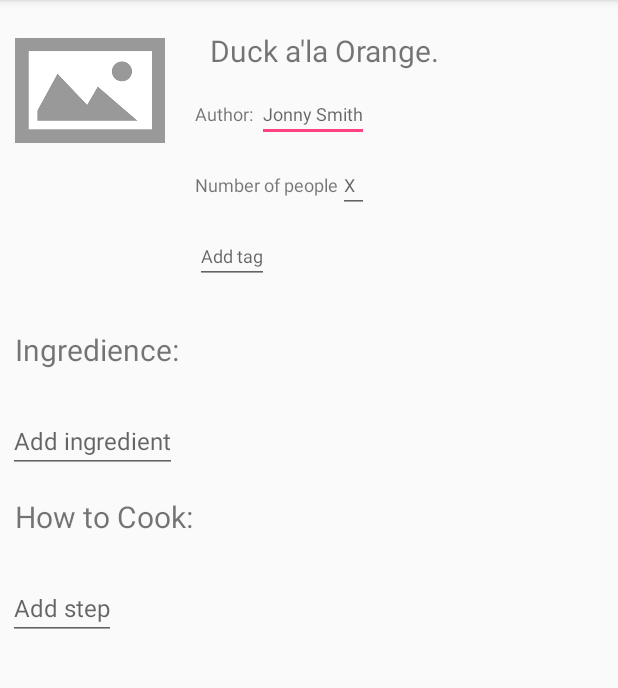
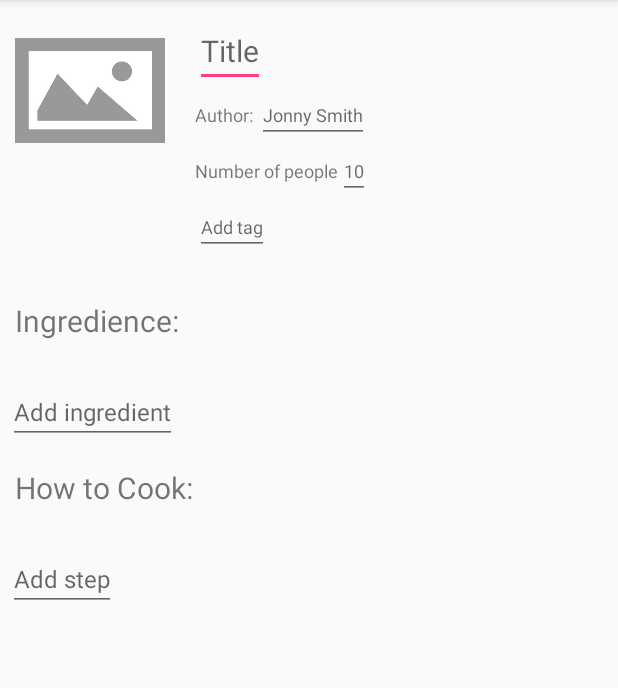
Before and after one commit to krzychuwr1/MniamMniamMirror, an Android app: the AddRecipeActivity screen opened directly, with no data from a screen before it, on a phone screen of 412 x 824 dp, the part 84-772 px from its top. Run offline under Robolectric (Android 15) with nearby library versions, the phone set to English and light mode, and no system bars.

```diff
--- a/app_android/app/src/main/res/layout/activity_add_recipe.xml
+++ b/app_android/app/src/main/res/layout/activity_add_recipe.xml
@@ -34,12 +34,11 @@
                 android:layout_margin="10sp"
                 android:layout_toRightOf="@+id/recipe_image">
 
-                <TextView
+                <EditText
                     android:id="@+id/title"
                     android:layout_width="wrap_content"
                     android:layout_height="wrap_content"
-                    android:layout_margin="10sp"
-                    android:text="Duck a'la Orange."
+                    android:hint="Title"
                     android:textSize="20sp"
                     tools:layout_editor_absoluteX="0dp"
                     tools:layout_editor_absoluteY="0dp" />
@@ -53,7 +52,6 @@
                     <TextView
                         android:layout_width="wrap_content"
                         android:layout_height="wrap_content"
-                        android:layout_marginBottom="10sp"
                         android:text="Author: "
                         android:textSize="12sp" />
 
@@ -61,7 +59,6 @@
                         android:id="@+id/author"
                         android:layout_width="wrap_content"
                         android:layout_height="wrap_content"
-                        android:layout_marginBottom="10sp"
                         android:hint="Jonny Smith"
                         android:textSize="12sp" />
                 </LinearLayout>
@@ -75,7 +72,6 @@
                     <TextView
                         android:layout_width="wrap_content"
                         android:layout_height="wrap_content"
-                        android:layout_marginBottom="10sp"
                         android:text="Number of people"
                         android:textSize="12sp" />
 
@@ -83,8 +79,7 @@
                         android:id="@+id/number_of_people"
                         android:layout_width="wrap_content"
                         android:layout_height="wrap_content"
-                        android:layout_marginBottom="10sp"
-                        android:hint="X"
+                        android:hint="10"
                         android:textSize="12sp" />
                 </LinearLayout>
 
```
